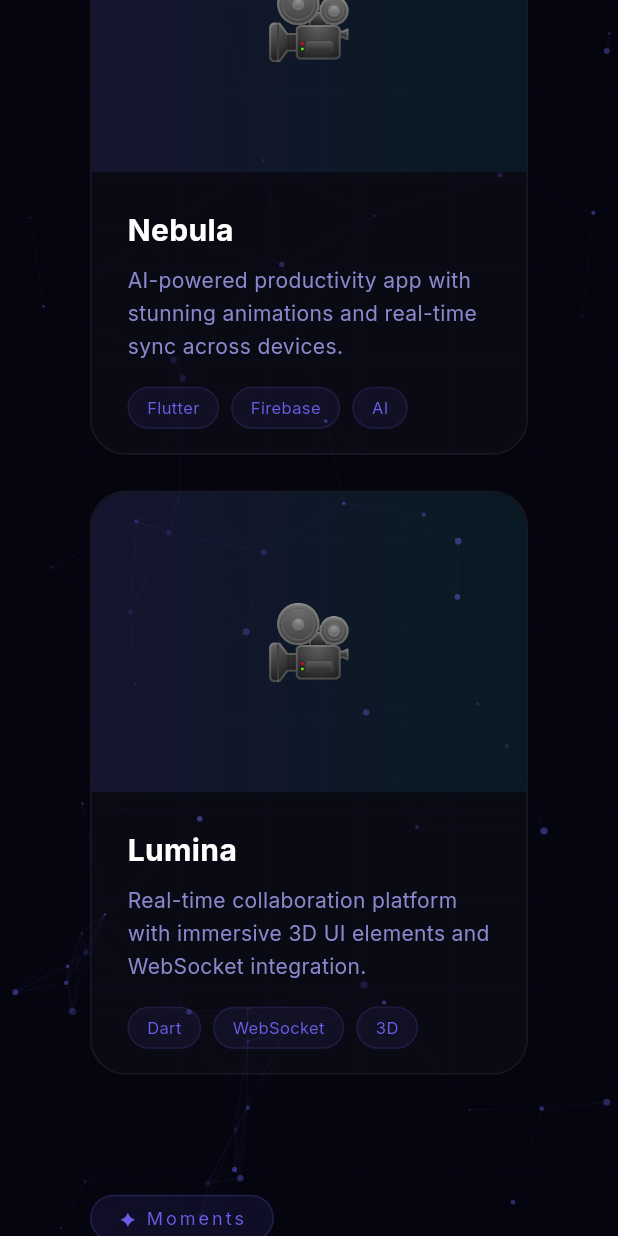
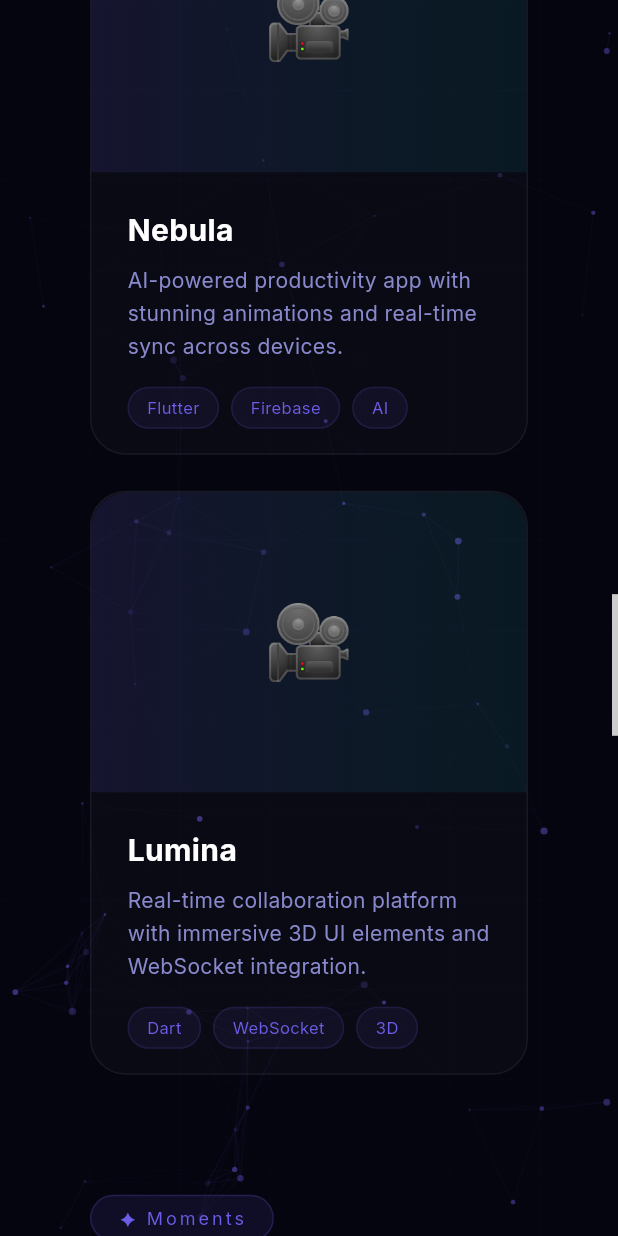
Before and after one commit to Keshab1997/keshab-portfolio, a Flutter app: the screen it shows after launch, scrolled down 3456 dp, on a phone screen of 412 x 824 dp. Run offline on Flutter 3.47's test engine with Material 3 defaults, Android fonts, the phone set to English and light mode, and no system bars; our stand-ins replace google_fonts.

Commit message:
fix: multiple bug fixes and improvements
- Convert HomeScreen to StatefulWidget with proper ScrollController lifecycle
- Replace hard-coded scroll offsets with Scrollable.ensureVisible() + GlobalKeys
- Add Scrollbar widget for visible, draggable scrollbar on web
- TypewriterText: add mounted check before setState to prevent crash
- ContactSection: replace dart:html with url_launcher (cross-platform)
- Fix CSS overflow/scroll-behavior conflict with Flutter Web
- Add .gitignore for build artifacts
- Multiple const constructor optimizations
- Remove unused canvasSize parameter from _ParticlePainter

```diff
--- a/lib/app.dart
+++ b/lib/app.dart
@@ -11,7 +11,7 @@ class PortfolioApp extends StatelessWidget {
       title: 'Keshab Sarkar',
       debugShowCheckedModeBanner: false,
       theme: AppTheme.darkTheme,
-      home: HomeScreen(),
+      home: const HomeScreen(),
     );
   }
 }
--- a/lib/screens/home_screen.dart
+++ b/lib/screens/home_screen.dart
@@ -10,19 +10,55 @@ import 'sections/gallery_section.dart';
 import 'sections/timeline_section.dart';
 import 'sections/contact_section.dart';
 
-class HomeScreen extends StatelessWidget {
-  HomeScreen({super.key});
+class HomeScreen extends StatefulWidget {
+  const HomeScreen({super.key});
 
-  final _scrollController = ScrollController();
+  @override
+  State<HomeScreen> createState() => _HomeScreenState();
+}
+
+class _HomeScreenState extends State<HomeScreen> {
+  late final ScrollController _scrollController;
+
+  final _heroKey = GlobalKey();
+  final _aboutKey = GlobalKey();
+  final _skillsKey = GlobalKey();
+  final _projectsKey = GlobalKey();
+  final _galleryKey = GlobalKey();
+  final _timelineKey = GlobalKey();
+  final _contactKey = GlobalKey();
+
+  @override
+  void initState() {
+    super.initState();
+    _scrollController = ScrollController();
+  }
+
+  @override
+  void dispose() {
+    _scrollController.dispose();
+    super.dispose();
+  }
 
   void _scrollToSection(int index) {
-    const offsets = [0.0, 700.0, 1400.0, 2200.0, 3100.0, 3900.0, 4700.0];
-    if (index < offsets.length) {
-      _scrollController.animateTo(
-        offsets[index],
+    final keys = [
+      _heroKey,
+      _aboutKey,
+      _skillsKey,
+      _projectsKey,
+      _galleryKey,
+      _timelineKey,
+      _contactKey,
+    ];
+    if (index < keys.length) {
+      final context = keys[index].currentContext;
+      if (context != null) {
+        Scrollable.ensureVisible(
+          context,
           duration: const Duration(milliseconds: 800),
           curve: Curves.easeInOutCubic,
         );
+      }
     }
   }
 
@@ -34,18 +70,21 @@ class HomeScreen extends StatelessWidget {
         final useCustomCursor = constraints.maxWidth > 768;
 Widget content = Scaffold(
   body: ParticleBackground(
+    child: Scrollbar(
+      controller: _scrollController,
+      thumbVisibility: true,
       child: SingleChildScrollView(
         controller: _scrollController,
         child: Column(
           children: [
             NavbarSection(onNavTap: _scrollToSection),
-                  const HeroSection(),
-                  const AboutSection(),
-                  const SkillsSection(),
-                  const ProjectsSection(),
-                  const GallerySection(),
-                  const TimelineSection(),
-                  const ContactSection(),
+            HeroSection(key: _heroKey),
+            AboutSection(key: _aboutKey),
+            SkillsSection(key: _skillsKey),
+            ProjectsSection(key: _projectsKey),
+            GallerySection(key: _galleryKey),
+            TimelineSection(key: _timelineKey),
+            ContactSection(key: _contactKey),
             // Footer
             Container(
               padding: const EdgeInsets.all(40),
@@ -70,6 +109,7 @@ class HomeScreen extends StatelessWidget {
         ),
       ),
     ),
+  ),
 );
 
         if (useCustomCursor) {
--- a/lib/screens/sections/gallery_section.dart
+++ b/lib/screens/sections/gallery_section.dart
@@ -38,7 +38,7 @@ class GallerySection extends StatelessWidget {
             ),
           ),
           const SizedBox(height: 40),
-          GalleryGrid(items: _items, captions: _captions),
+          const GalleryGrid(items: _items, captions: _captions),
         ],
       ),
     );
--- a/lib/widgets/custom_cursor.dart
+++ b/lib/widgets/custom_cursor.dart
@@ -11,7 +11,7 @@ class CustomCursor extends StatefulWidget {
 class _CustomCursorState extends State<CustomCursor>
     with SingleTickerProviderStateMixin {
   double _x = 0, _y = 0;
-  double _ringSize = 28;
+  final double _ringSize = 28;
   bool _visible = false;
 
   @override
--- a/lib/widgets/particle_background.dart
+++ b/lib/widgets/particle_background.dart
@@ -51,7 +51,7 @@ class _ParticleBackgroundState extends State<ParticleBackground>
       animation: _controller,
       builder: (context, child) {
         return CustomPaint(
-          painter: _ParticlePainter(_particles, MediaQuery.of(context).size),
+          painter: _ParticlePainter(_particles),
           child: child,
         );
       },
@@ -76,9 +76,8 @@ class _Particle {
 
 class _ParticlePainter extends CustomPainter {
   final List<_Particle> particles;
-  final Size canvasSize;
 
-  _ParticlePainter(this.particles, this.canvasSize);
+  _ParticlePainter(this.particles);
 
   @override
   void paint(Canvas canvas, Size size) {
--- a/lib/widgets/project_card.dart
+++ b/lib/widgets/project_card.dart
@@ -85,17 +85,17 @@ class ProjectCard extends StatelessWidget {
                 ),
                 if (project.liveUrl != null) ...[
                   const SizedBox(height: 16),
-                  Row(
+                  const Row(
                     children: [
-                      const Text(
+                      Text(
                         '🔗 Live →',
                         style: TextStyle(
                           color: Color(0xFF6666AA),
                           fontSize: 13,
                         ),
                       ),
-                      const SizedBox(width: 20),
-                      const Text(
+                      SizedBox(width: 20),
+                      Text(
                         '🐙 Source',
                         style: TextStyle(
                           color: Color(0xFF6666AA),
--- a/pubspec.yaml
+++ b/pubspec.yaml
@@ -10,6 +10,7 @@ dependencies:
   flutter:
     sdk: flutter
   google_fonts: ^6.2.1
+  url_launcher: ^6.2.6
 
 dev_dependencies:
   flutter_test:
```
Also changed, not shown: lib/screens/sections/contact_section.dart (+5 -3 lines), lib/screens/sections/hero_section.dart (+6 -6 lines), lib/widgets/typewriter_text.dart (+9 -2 lines), pubspec.lock, vercel.json, 3 other files. Lines whose indentation alone changed are shown as unchanged.
